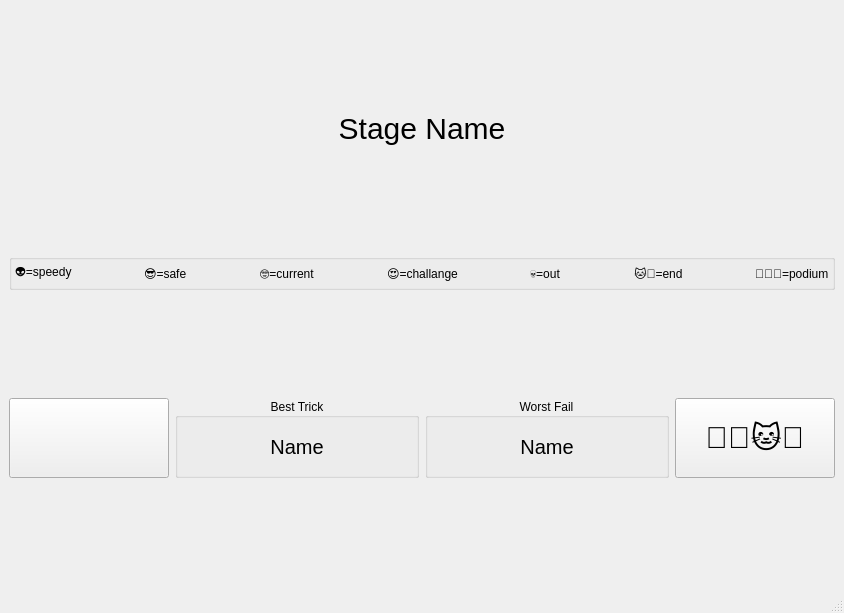
Qt form code/ncm_win_ranking_stage.ui (DavidEilenstein/Ninja_Competition_Manager) before a commit.
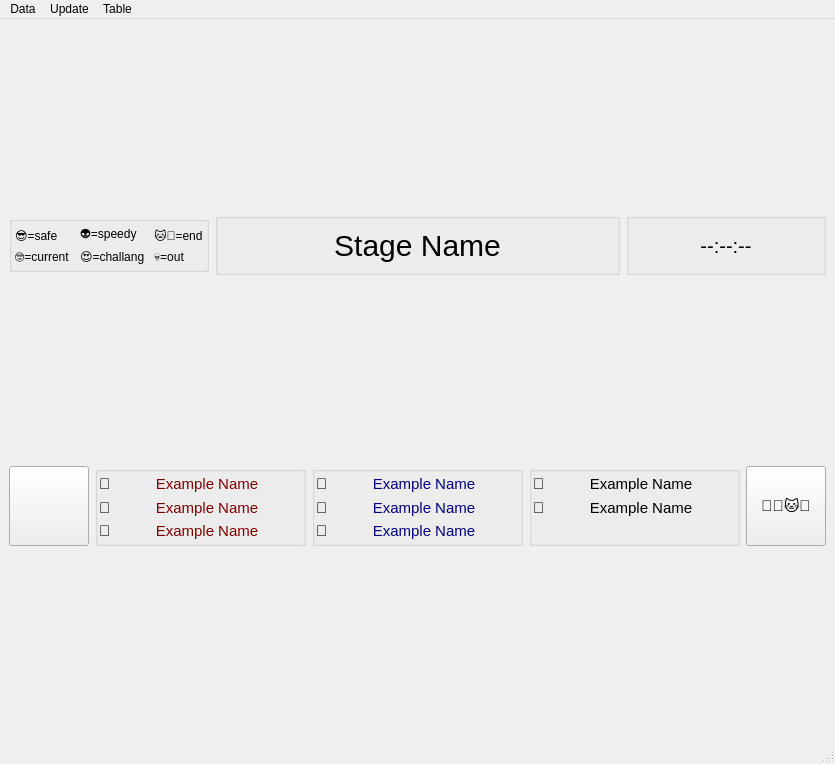
The same form after that commit.

```diff
--- a/code/ncm_win_ranking_stage.ui
+++ b/code/ncm_win_ranking_stage.ui
@@ -6,8 +6,8 @@
    <rect>
     <x>0</x>
     <y>0</y>
-    <width>844</width>
-    <height>613</height>
+    <width>835</width>
+    <height>764</height>
    </rect>
   </property>
   <property name="windowTitle">
@@ -15,69 +15,10 @@
   </property>
   <widget class="QWidget" name="centralwidget">
    <layout class="QGridLayout" name="gridLayout_2">
-    <item row="3" column="0">
-     <widget class="QPushButton" name="pushButton">
-      <property name="minimumSize">
-       <size>
-        <width>160</width>
-        <height>80</height>
-       </size>
-      </property>
-      <property name="maximumSize">
-       <size>
-        <width>160</width>
-        <height>80</height>
-       </size>
-      </property>
-      <property name="text">
-       <string/>
-      </property>
-     </widget>
-    </item>
-    <item row="3" column="1">
-     <widget class="QGroupBox" name="groupBox_2">
-      <property name="title">
-       <string>Best Trick</string>
-      </property>
-      <property name="alignment">
-       <set>Qt::AlignCenter</set>
-      </property>
-      <layout class="QGridLayout" name="gridLayout_4">
-       <property name="leftMargin">
-        <number>1</number>
-       </property>
-       <property name="topMargin">
-        <number>1</number>
-       </property>
-       <property name="rightMargin">
-        <number>1</number>
-       </property>
-       <property name="bottomMargin">
-        <number>1</number>
-       </property>
-       <property name="spacing">
-        <number>1</number>
-       </property>
-       <item row="0" column="0">
-        <widget class="QLabel" name="label_7">
-         <property name="styleSheet">
-          <string notr="true">font-size: 20px;</string>
-         </property>
-         <property name="text">
-          <string>Name</string>
-         </property>
-         <property name="alignment">
-          <set>Qt::AlignCenter</set>
-         </property>
-        </widget>
-       </item>
-      </layout>
-     </widget>
-    </item>
-    <item row="3" column="2">
+    <item row="5" column="1">
      <widget class="QGroupBox" name="groupBox">
       <property name="title">
-       <string>Worst Fail</string>
+       <string/>
       </property>
       <property name="alignment">
        <set>Qt::AlignCenter</set>
@@ -98,222 +39,516 @@
        <property name="spacing">
         <number>1</number>
        </property>
+       <item row="2" column="0">
+        <widget class="QLabel" name="label_17">
+         <property name="sizePolicy">
+          <sizepolicy hsizetype="Maximum" vsizetype="Preferred">
+           <horstretch>0</horstretch>
+           <verstretch>0</verstretch>
+          </sizepolicy>
+         </property>
+         <property name="styleSheet">
+          <string notr="true">font-size: 15px;</string>
+         </property>
+         <property name="text">
+          <string>🥉</string>
+         </property>
+        </widget>
+       </item>
+       <item row="2" column="1">
+        <widget class="QLabel" name="label_Podium_F3">
+         <property name="styleSheet">
+          <string notr="true">font-size: 15px;
+color: rgb(128, 0, 0);</string>
+         </property>
+         <property name="text">
+          <string>Example Name</string>
+         </property>
+         <property name="alignment">
+          <set>Qt::AlignCenter</set>
+         </property>
+        </widget>
+       </item>
+       <item row="1" column="1">
+        <widget class="QLabel" name="label_Podium_F2">
+         <property name="styleSheet">
+          <string notr="true">font-size: 15px;
+color: rgb(128, 0, 0);</string>
+         </property>
+         <property name="text">
+          <string>Example Name</string>
+         </property>
+         <property name="alignment">
+          <set>Qt::AlignCenter</set>
+         </property>
+        </widget>
+       </item>
+       <item row="0" column="1">
+        <widget class="QLabel" name="label_Podium_F1">
+         <property name="styleSheet">
+          <string notr="true">font-size: 15px;
+color: rgb(128, 0, 0);</string>
+         </property>
+         <property name="text">
+          <string>Example Name</string>
+         </property>
+         <property name="alignment">
+          <set>Qt::AlignCenter</set>
+         </property>
+        </widget>
+       </item>
+       <item row="1" column="0">
+        <widget class="QLabel" name="label_16">
+         <property name="sizePolicy">
+          <sizepolicy hsizetype="Maximum" vsizetype="Preferred">
+           <horstretch>0</horstretch>
+           <verstretch>0</verstretch>
+          </sizepolicy>
+         </property>
+         <property name="styleSheet">
+          <string notr="true">font-size: 15px;</string>
+         </property>
+         <property name="text">
+          <string>🥈</string>
+         </property>
+        </widget>
+       </item>
        <item row="0" column="0">
-        <widget class="QLabel" name="label_8">
+        <widget class="QLabel" name="label_15">
+         <property name="sizePolicy">
+          <sizepolicy hsizetype="Maximum" vsizetype="Preferred">
+           <horstretch>0</horstretch>
+           <verstretch>0</verstretch>
+          </sizepolicy>
+         </property>
          <property name="styleSheet">
-          <string notr="true">font-size: 20px;</string>
+          <string notr="true">font-size: 15px;</string>
          </property>
          <property name="text">
-          <string>Name</string>
+          <string>🥇</string>
          </property>
+        </widget>
+       </item>
+      </layout>
+     </widget>
+    </item>
+    <item row="5" column="0">
+     <widget class="QPushButton" name="pushButton_DE">
+      <property name="minimumSize">
+       <size>
+        <width>80</width>
+        <height>80</height>
+       </size>
+      </property>
+      <property name="maximumSize">
+       <size>
+        <width>80</width>
+        <height>80</height>
+       </size>
+      </property>
+      <property name="text">
+       <string/>
+      </property>
+     </widget>
+    </item>
+    <item row="5" column="2">
+     <widget class="QGroupBox" name="groupBox_6">
+      <property name="title">
+       <string/>
+      </property>
+      <property name="alignment">
+       <set>Qt::AlignCenter</set>
+      </property>
+      <layout class="QGridLayout" name="gridLayout_8">
+       <property name="leftMargin">
+        <number>1</number>
+       </property>
+       <property name="topMargin">
+        <number>1</number>
+       </property>
+       <property name="rightMargin">
+        <number>1</number>
+       </property>
+       <property name="bottomMargin">
+        <number>1</number>
+       </property>
+       <property name="spacing">
+        <number>1</number>
+       </property>
+       <item row="2" column="1">
+        <widget class="QLabel" name="label_Podium_M3">
+         <property name="styleSheet">
+          <string notr="true">font-size: 15px;
+color: rgb(0, 0, 128);</string>
+         </property>
+         <property name="text">
+          <string>Example Name</string>
+         </property>
          <property name="alignment">
           <set>Qt::AlignCenter</set>
          </property>
         </widget>
        </item>
+       <item row="0" column="0">
+        <widget class="QLabel" name="label_18">
+         <property name="sizePolicy">
+          <sizepolicy hsizetype="Maximum" vsizetype="Preferred">
+           <horstretch>0</horstretch>
+           <verstretch>0</verstretch>
+          </sizepolicy>
+         </property>
+         <property name="styleSheet">
+          <string notr="true">font-size: 15px;</string>
+         </property>
+         <property name="text">
+          <string>🥇</string>
+         </property>
+        </widget>
+       </item>
+       <item row="2" column="0">
+        <widget class="QLabel" name="label_20">
+         <property name="sizePolicy">
+          <sizepolicy hsizetype="Maximum" vsizetype="Preferred">
+           <horstretch>0</horstretch>
+           <verstretch>0</verstretch>
+          </sizepolicy>
+         </property>
+         <property name="styleSheet">
+          <string notr="true">font-size: 15px;</string>
+         </property>
+         <property name="text">
+          <string>🥉</string>
+         </property>
+        </widget>
+       </item>
+       <item row="0" column="1">
+        <widget class="QLabel" name="label_Podium_M1">
+         <property name="styleSheet">
+          <string notr="true">font-size: 15px;
+color: rgb(0, 0, 128);</string>
+         </property>
+         <property name="text">
+          <string>Example Name</string>
+         </property>
+         <property name="alignment">
+          <set>Qt::AlignCenter</set>
+         </property>
+        </widget>
+       </item>
+       <item row="1" column="0">
+        <widget class="QLabel" name="label_19">
+         <property name="sizePolicy">
+          <sizepolicy hsizetype="Maximum" vsizetype="Preferred">
+           <horstretch>0</horstretch>
+           <verstretch>0</verstretch>
+          </sizepolicy>
+         </property>
+         <property name="styleSheet">
+          <string notr="true">font-size: 15px;</string>
+         </property>
+         <property name="text">
+          <string>🥈</string>
+         </property>
+        </widget>
+       </item>
+       <item row="1" column="1">
+        <widget class="QLabel" name="label_Podium_M2">
+         <property name="styleSheet">
+          <string notr="true">font-size: 15px;
+color: rgb(0, 0, 128);</string>
+         </property>
+         <property name="text">
+          <string>Example Name</string>
+         </property>
+         <property name="alignment">
+          <set>Qt::AlignCenter</set>
+         </property>
+        </widget>
+       </item>
       </layout>
      </widget>
     </item>
-    <item row="3" column="3">
-     <widget class="QPushButton" name="pushButton_2">
+    <item row="3" column="0" colspan="5">
+     <layout class="QGridLayout" name="gridLayout_Ranking"/>
+    </item>
+    <item row="5" column="4">
+     <widget class="QPushButton" name="pushButton_BTN">
       <property name="minimumSize">
        <size>
-        <width>160</width>
+        <width>80</width>
         <height>80</height>
        </size>
       </property>
       <property name="maximumSize">
        <size>
-        <width>160</width>
+        <width>80</width>
         <height>80</height>
        </size>
       </property>
       <property name="styleSheet">
-       <string notr="true">font-size: 30px;</string>
+       <string notr="true">font-size: 15px;</string>
       </property>
       <property name="text">
        <string>🐻🐯🐱‍👤</string>
       </property>
      </widget>
     </item>
-    <item row="2" column="0" colspan="4">
-     <widget class="QGroupBox" name="groupBox_3">
-      <property name="sizePolicy">
-       <sizepolicy hsizetype="Preferred" vsizetype="Maximum">
-        <horstretch>0</horstretch>
-        <verstretch>0</verstretch>
-       </sizepolicy>
-      </property>
+    <item row="5" column="3">
+     <widget class="QGroupBox" name="groupBox_2">
       <property name="title">
        <string/>
       </property>
-      <layout class="QGridLayout" name="gridLayout_3">
+      <property name="alignment">
+       <set>Qt::AlignCenter</set>
+      </property>
+      <layout class="QGridLayout" name="gridLayout_4">
        <property name="leftMargin">
-        <number>3</number>
+        <number>1</number>
        </property>
        <property name="topMargin">
-        <number>3</number>
+        <number>1</number>
        </property>
        <property name="rightMargin">
-        <number>3</number>
+        <number>1</number>
        </property>
        <property name="bottomMargin">
-        <number>3</number>
+        <number>1</number>
        </property>
        <property name="spacing">
         <number>1</number>
        </property>
-       <item row="0" column="4">
-        <widget class="QLabel" name="label_3">
+       <item row="1" column="1">
+        <widget class="QLabel" name="label_WorstFail">
+         <property name="styleSheet">
+          <string notr="true">font-size: 15px;</string>
+         </property>
          <property name="text">
-          <string>🤓=current</string>
+          <string>Example Name</string>
          </property>
+         <property name="alignment">
+          <set>Qt::AlignCenter</set>
+         </property>
         </widget>
        </item>
-       <item row="0" column="12">
+       <item row="0" column="1">
+        <widget class="QLabel" name="label_BestTrick">
+         <property name="styleSheet">
+          <string notr="true">font-size: 15px;</string>
+         </property>
+         <property name="text">
+          <string>Example Name</string>
+         </property>
+         <property name="alignment">
+          <set>Qt::AlignCenter</set>
+         </property>
+        </widget>
+       </item>
+       <item row="0" column="0">
+        <widget class="QLabel" name="label">
+         <property name="sizePolicy">
+          <sizepolicy hsizetype="Maximum" vsizetype="Preferred">
+           <horstretch>0</horstretch>
+           <verstretch>0</verstretch>
+          </sizepolicy>
+         </property>
+         <property name="styleSheet">
+          <string notr="true">font-size: 15px;</string>
+         </property>
+         <property name="text">
+          <string>🤙</string>
+         </property>
+        </widget>
+       </item>
+       <item row="1" column="0">
         <widget class="QLabel" name="label_4">
-         <property name="text">
-          <string>🥇🥈🥉=podium</string>
+         <property name="sizePolicy">
+          <sizepolicy hsizetype="Maximum" vsizetype="Preferred">
+           <horstretch>0</horstretch>
+           <verstretch>0</verstretch>
+          </sizepolicy>
          </property>
-        </widget>
-       </item>
-       <item row="0" column="9">
-        <spacer name="horizontalSpacer_5">
-         <property name="orientation">
-          <enum>Qt::Horizontal</enum>
+         <property name="styleSheet">
+          <string notr="true">font-size: 15px;</string>
          </property>
-         <property name="sizeHint" stdset="0">
-          <size>
-           <width>40</width>
-           <height>20</height>
-          </size>
-         </property>
-        </spacer>
-       </item>
-       <item row="0" column="10">
-        <widget class="QLabel" name="label_5">
          <property name="text">
-          <string>🐱‍👤=end</string>
+          <string>💩</string>
          </property>
         </widget>
        </item>
-       <item row="0" column="0">
-        <widget class="QLabel" name="label_10">
+       <item row="2" column="0" colspan="2">
+        <widget class="QLabel" name="label_21">
          <property name="text">
-          <string>👽=speedy</string>
+          <string/>
          </property>
         </widget>
        </item>
-       <item row="0" column="6">
-        <widget class="QLabel" name="label_6">
-         <property name="text">
-          <string>😍=challange</string>
-         </property>
-        </widget>
-       </item>
-       <item row="0" column="8">
-        <widget class="QLabel" name="label_9">
-         <property name="text">
-          <string>💀=out</string>
-         </property>
-        </widget>
-       </item>
-       <item row="0" column="1">
-        <spacer name="horizontalSpacer">
-         <property name="orientation">
-          <enum>Qt::Horizontal</enum>
-         </property>
-         <property name="sizeHint" stdset="0">
-          <size>
-           <width>40</width>
-           <height>20</height>
-          </size>
-         </property>
-        </spacer>
-       </item>
-       <item row="0" column="5">
-        <spacer name="horizontalSpacer_3">
-         <property name="orientation">
-          <enum>Qt::Horizontal</enum>
-         </property>
-         <property name="sizeHint" stdset="0">
-          <size>
-           <width>40</width>
-           <height>20</height>
-          </size>
-         </property>
-        </spacer>
-       </item>
-       <item row="0" column="3">
-        <spacer name="horizontalSpacer_2">
-         <property name="orientation">
-          <enum>Qt::Horizontal</enum>
-         </property>
-         <property name="sizeHint" stdset="0">
-          <size>
-           <width>40</width>
-           <height>20</height>
-          </size>
-         </property>
-        </spacer>
-       </item>
-       <item row="0" column="7">
-        <spacer name="horizontalSpacer_4">
-         <property name="orientation">
-          <enum>Qt::Horizontal</enum>
-         </property>
-         <property name="sizeHint" stdset="0">
-          <size>
-           <width>40</width>
-           <height>20</height>
-          </size>
-         </property>
-        </spacer>
-       </item>
-       <item row="0" column="2">
-        <widget class="QLabel" name="label_2">
-         <property name="text">
-          <string>😎=safe</string>
-         </property>
-        </widget>
-       </item>
-       <item row="0" column="11">
-        <spacer name="horizontalSpacer_6">
-         <property name="orientation">
-          <enum>Qt::Horizontal</enum>
-         </property>
-         <property name="sizeHint" stdset="0">
-          <size>
-           <width>40</width>
-           <height>20</height>
-          </size>
-         </property>
-        </spacer>
-       </item>
       </layout>
      </widget>
     </item>
-    <item row="1" column="0" colspan="4">
-     <layout class="QGridLayout" name="gridLayout"/>
-    </item>
-    <item row="0" column="0" colspan="4">
-     <widget class="QLabel" name="label">
-      <property name="sizePolicy">
-       <sizepolicy hsizetype="Preferred" vsizetype="Maximum">
-        <horstretch>0</horstretch>
-        <verstretch>0</verstretch>
-       </sizepolicy>
-      </property>
-      <property name="styleSheet">
-       <string notr="true">font-size: 30px;</string>
-      </property>
-      <property name="text">
-       <string>Stage Name</string>
-      </property>
-      <property name="alignment">
-       <set>Qt::AlignCenter</set>
-      </property>
-     </widget>
+    <item row="2" column="0" colspan="5">
+     <layout class="QGridLayout" name="gridLayout">
+      <item row="0" column="0">
+       <widget class="QGroupBox" name="groupBox_3">
+        <property name="sizePolicy">
+         <sizepolicy hsizetype="Preferred" vsizetype="Maximum">
+          <horstretch>1</horstretch>
+          <verstretch>0</verstretch>
+         </sizepolicy>
+        </property>
+        <property name="minimumSize">
+         <size>
+          <width>200</width>
+          <height>56</height>
+         </size>
+        </property>
+        <property name="maximumSize">
+         <size>
+          <width>200</width>
+          <height>16777215</height>
+         </size>
+        </property>
+        <property name="title">
+         <string/>
+        </property>
+        <layout class="QGridLayout" name="gridLayout_3">
+         <property name="leftMargin">
+          <number>3</number>
+         </property>
+         <property name="topMargin">
+          <number>3</number>
+         </property>
+         <property name="rightMargin">
+          <number>3</number>
+         </property>
+         <property name="bottomMargin">
+          <number>3</number>
+         </property>
+         <property name="horizontalSpacing">
+          <number>10</number>
+         </property>
+         <property name="verticalSpacing">
+          <number>1</number>
+         </property>
+         <item row="0" column="2">
+          <widget class="QLabel" name="label_2">
+           <property name="text">
+            <string>😎=safe</string>
+           </property>
+          </widget>
+         </item>
+         <item row="0" column="3">
+          <widget class="QLabel" name="label_10">
+           <property name="text">
+            <string>👽=speedy</string>
+           </property>
+          </widget>
+         </item>
+         <item row="1" column="2">
+          <widget class="QLabel" name="label_3">
+           <property name="text">
+            <string>🤓=current</string>
+           </property>
+          </widget>
+         </item>
+         <item row="1" column="4">
+          <widget class="QLabel" name="label_9">
+           <property name="text">
+            <string>💀=out</string>
+           </property>
+          </widget>
+         </item>
+         <item row="1" column="3">
+          <widget class="QLabel" name="label_6">
+           <property name="text">
+            <string>😍=challange</string>
+           </property>
+          </widget>
+         </item>
+         <item row="0" column="4">
+          <widget class="QLabel" name="label_5">
+           <property name="text">
+            <string>🐱‍👤=end</string>
+           </property>
+          </widget>
+         </item>
+        </layout>
+       </widget>
+      </item>
+      <item row="0" column="1">
+       <widget class="QGroupBox" name="groupBox_5">
+        <property name="minimumSize">
+         <size>
+          <width>0</width>
+          <height>56</height>
+         </size>
+        </property>
+        <property name="title">
+         <string/>
+        </property>
+        <layout class="QGridLayout" name="gridLayout_7">
+         <item row="0" column="1">
+          <widget class="QLabel" name="label_Name">
+           <property name="sizePolicy">
+            <sizepolicy hsizetype="Preferred" vsizetype="Maximum">
+             <horstretch>0</horstretch>
+             <verstretch>0</verstretch>
+            </sizepolicy>
+           </property>
+           <property name="styleSheet">
+            <string notr="true">font-size: 30px;</string>
+           </property>
+           <property name="text">
+            <string>Stage Name</string>
+           </property>
+           <property name="alignment">
+            <set>Qt::AlignCenter</set>
+           </property>
+          </widget>
+         </item>
+        </layout>
+       </widget>
+      </item>
+      <item row="0" column="2">
+       <widget class="QGroupBox" name="groupBox_4">
+        <property name="sizePolicy">
+         <sizepolicy hsizetype="Preferred" vsizetype="Preferred">
+          <horstretch>1</horstretch>
+          <verstretch>0</verstretch>
+         </sizepolicy>
+        </property>
+        <property name="minimumSize">
+         <size>
+          <width>200</width>
+          <height>56</height>
+         </size>
+        </property>
+        <property name="maximumSize">
+         <size>
+          <width>200</width>
+          <height>16777215</height>
+         </size>
+        </property>
+        <property name="title">
+         <string/>
+        </property>
+        <layout class="QGridLayout" name="gridLayout_6">
+         <item row="0" column="0">
+          <widget class="QLabel" name="label_Time">
+           <property name="styleSheet">
+            <string notr="true">font-size: 20px;</string>
+           </property>
+           <property name="text">
+            <string>--:--:--</string>
+           </property>
+           <property name="alignment">
+            <set>Qt::AlignCenter</set>
+           </property>
+          </widget>
+         </item>
+        </layout>
+       </widget>
+      </item>
+     </layout>
     </item>
    </layout>
   </widget>
@@ -322,10 +557,33 @@
     <rect>
      <x>0</x>
      <y>0</y>
-     <width>844</width>
-     <height>26</height>
+     <width>835</width>
+     <height>21</height>
     </rect>
    </property>
+   <widget class="QMenu" name="menuData">
+    <property name="title">
+     <string>Data</string>
+    </property>
+    <addaction name="actionget_data"/>
+    <addaction name="actionexport_starter_list_next_stage"/>
+   </widget>
+   <widget class="QMenu" name="menuTable">
+    <property name="title">
+     <string>Table</string>
+    </property>
+    <addaction name="actionChange_Table_Settings"/>
+   </widget>
+   <widget class="QMenu" name="menuUpdate">
+    <property name="title">
+     <string>Update</string>
+    </property>
+    <addaction name="actionUpdate"/>
+    <addaction name="actionAutoupdate"/>
+   </widget>
+   <addaction name="menuData"/>
+   <addaction name="menuUpdate"/>
+   <addaction name="menuTable"/>
   </widget>
   <widget class="QStatusBar" name="statusbar"/>
  </widget>
```
Left out of the diff: 31 changed lines with no effect on the pictures.
